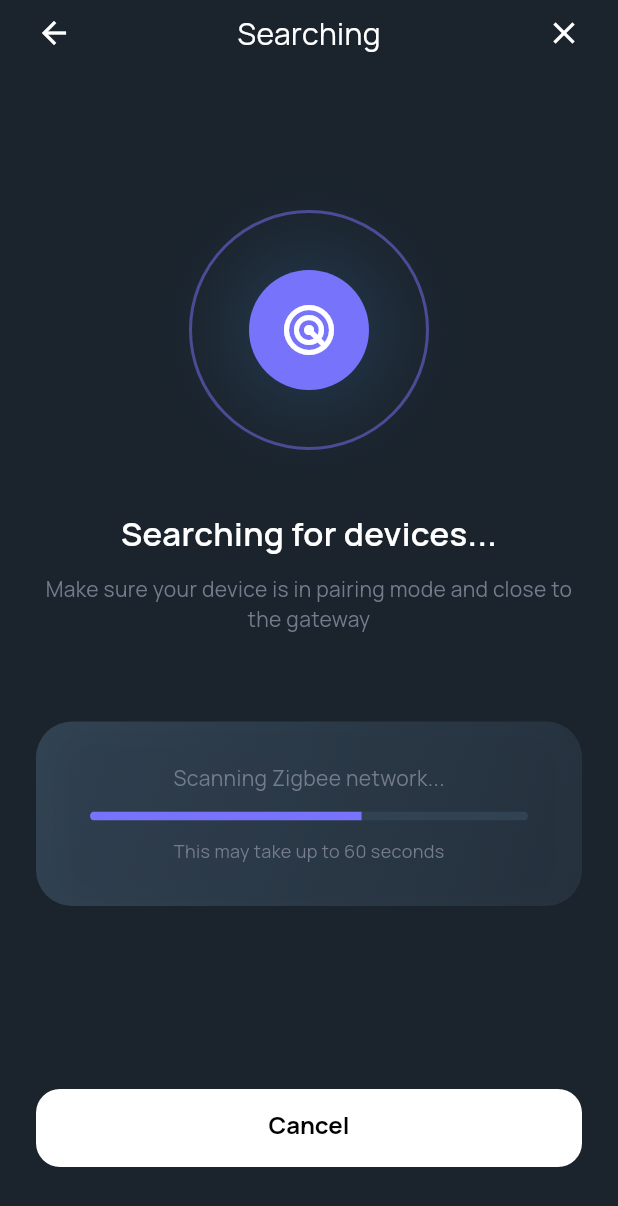
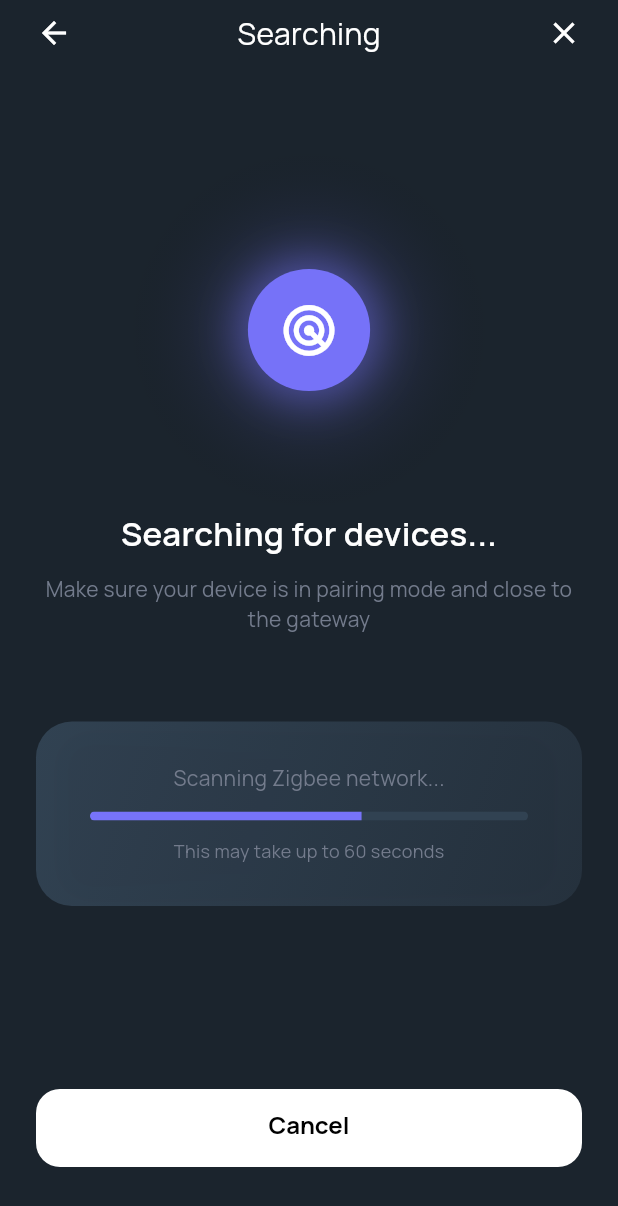
Before and after one commit to laboratoryyingong/fibo-iot-gateway, a Flutter app: the PairingSearchingScreen screen opened by its route, on a phone screen of 412 x 824 dp. Shown: the top 1206 px of the screen. Run offline on Flutter 3.47's test engine with Material 3 defaults, Android fonts, the light colour scheme and no system bars; our stand-ins replace flutter_svg, image_picker, parse_server_sdk_flutter; project files that could hold a hidden picture were left out.

Commit message:
feat: add My Spaces action menu and improve pairing/searching UI

```diff
--- a/fibo_gateway_app/lib/screens/pairing_searching_screen.dart
+++ b/fibo_gateway_app/lib/screens/pairing_searching_screen.dart
@@ -95,43 +95,89 @@ class _PairingSearchingScreenState extends State<PairingSearchingScreen> {
   }
 }
 
-class _Radar extends StatelessWidget {
+class _Radar extends StatefulWidget {
   const _Radar();
 
   @override
+  State<_Radar> createState() => _RadarState();
+}
+
+class _RadarState extends State<_Radar> with SingleTickerProviderStateMixin {
+  late final AnimationController _controller;
+  late final Animation<double> _pulse;
+
+  @override
+  void initState() {
+    super.initState();
+    _controller = AnimationController(
+      vsync: this,
+      duration: const Duration(milliseconds: 1500),
+    )..repeat(reverse: true);
+    _pulse = CurvedAnimation(parent: _controller, curve: Curves.easeInOut);
+  }
+
+  @override
+  void dispose() {
+    _controller.dispose();
+    super.dispose();
+  }
+
+  @override
   Widget build(BuildContext context) {
-    return Container(
+    return AnimatedBuilder(
+      animation: _pulse,
+      builder: (context, child) {
+        final glowScale = 0.94 + (_pulse.value * 0.1);
+        final glowAlpha = 0.12 + (_pulse.value * 0.18);
+        final coreScale = 0.95 + (_pulse.value * 0.08);
+
+        return SizedBox(
+          width: 240,
+          height: 240,
+          child: Stack(
+            alignment: Alignment.center,
+            children: [
+              Transform.scale(
+                scale: glowScale,
+                child: Container(
                   width: 240,
                   height: 240,
                   decoration: BoxDecoration(
                     shape: BoxShape.circle,
                     gradient: RadialGradient(
                       colors: [
-            const Color(0xFF4A90D9).withValues(alpha: 0.2),
-            const Color(0xFF4A90D9).withValues(alpha: 0.12),
+                        PairingTokens.accentPrimary.withValues(
+                          alpha: glowAlpha,
+                        ),
+                        PairingTokens.accentPrimary.withValues(
+                          alpha: glowAlpha * 0.6,
+                        ),
                         Colors.transparent,
                       ],
-          stops: const [0.0, 0.3, 1.0],
+                      stops: const [0.0, 0.35, 1.0],
                     ),
                   ),
-      child: Center(
-        child: Container(
-          width: 160,
-          height: 160,
-          decoration: BoxDecoration(
-            shape: BoxShape.circle,
-            border: Border.all(
-              color: PairingTokens.accentPrimary.withValues(alpha: 0.5),
-              width: 2,
                 ),
               ),
-          child: Center(
+              Transform.scale(
+                scale: coreScale,
                 child: Container(
                   width: 80,
                   height: 80,
-              decoration: const BoxDecoration(
+                  decoration: BoxDecoration(
                     shape: BoxShape.circle,
-                color: PairingTokens.accentPrimary,
+                    color: PairingTokens.accentPrimary.withValues(
+                      alpha: 0.88 + (_pulse.value * 0.12),
+                    ),
+                    boxShadow: [
+                      BoxShadow(
+                        color: PairingTokens.accentPrimary.withValues(
+                          alpha: 0.2 + (_pulse.value * 0.28),
+                        ),
+                        blurRadius: 24,
+                        spreadRadius: 2 + (_pulse.value * 4),
+                      ),
+                    ],
                   ),
                   child: const Icon(
                     Icons.radar,
@@ -140,8 +186,10 @@ class _Radar extends StatelessWidget {
                   ),
                 ),
               ),
+            ],
           ),
-      ),
+        );
+      },
     );
   }
 }
--- a/fibo_gateway_app/lib/screens/spaces_new_room_screen.dart
+++ b/fibo_gateway_app/lib/screens/spaces_new_room_screen.dart
@@ -59,7 +59,11 @@ class _SpacesNewRoomScreenState extends State<SpacesNewRoomScreen> {
                         decoration: const InputDecoration(
                           hintText: 'Room Name',
                           hintStyle: SpaceTextStyles.cardMeta,
+                          filled: false,
+                          fillColor: Colors.transparent,
                           border: InputBorder.none,
+                          enabledBorder: InputBorder.none,
+                          focusedBorder: InputBorder.none,
                           isCollapsed: true,
                         ),
                       ),
```
Also changed, not shown: fibo_gateway_app/lib/screens/pairing_start_screen.dart (+22 -5 lines), fibo_gateway_app/lib/screens/scenes_list_screen.dart (+3 -8 lines), fibo_gateway_app/lib/screens/spaces_overview_screen.dart (+50 -1 lines), 1 other file. Lines whose indentation alone changed are shown as unchanged.
